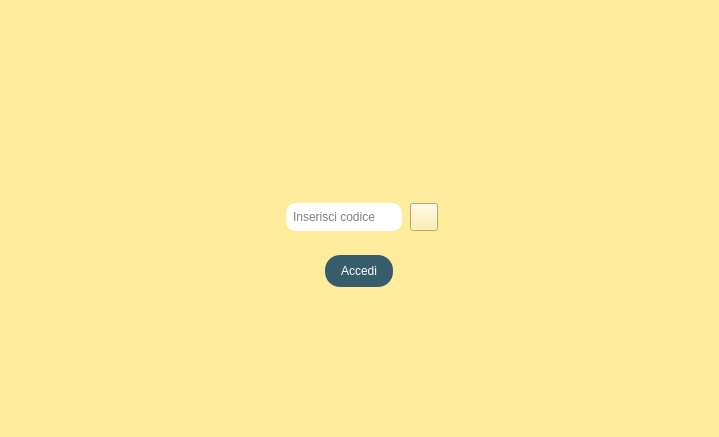
Old version of the form Login/View/LoginFinal.ui in the repository StracciaMatteo/GestioneCinema.
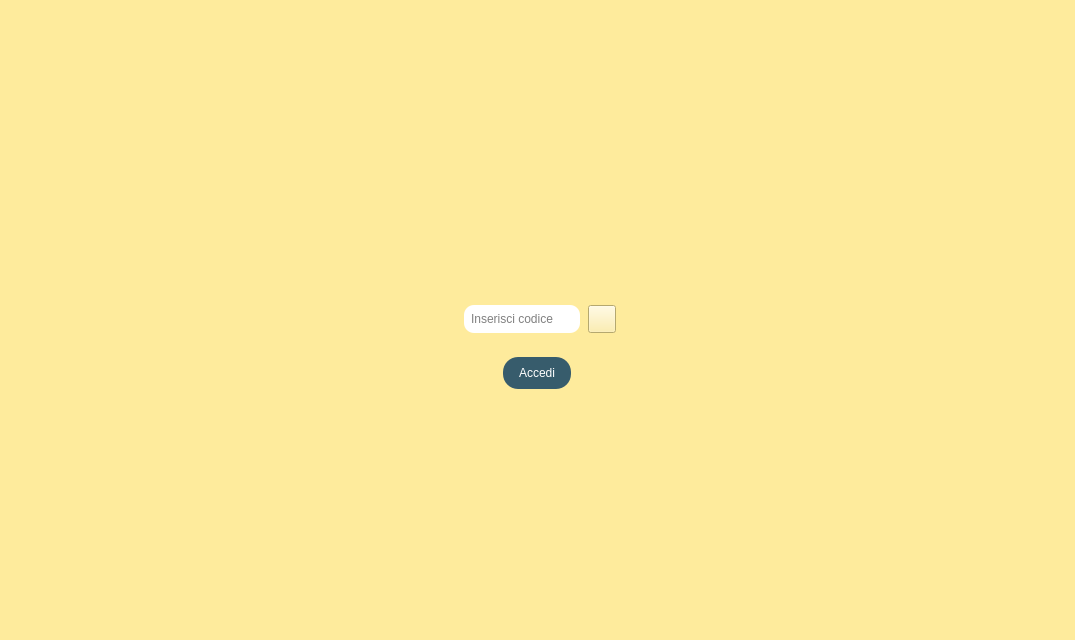
New version of the form. Icons and pictures are not drawn.

Patch:
```diff
--- a/Login/View/LoginFinal.ui
+++ b/Login/View/LoginFinal.ui
@@ -6,10 +6,16 @@
    <rect>
     <x>0</x>
     <y>0</y>
-    <width>719</width>
-    <height>437</height>
+    <width>1075</width>
+    <height>640</height>
    </rect>
   </property>
+  <property name="minimumSize">
+   <size>
+    <width>1075</width>
+    <height>640</height>
+   </size>
+  </property>
   <property name="windowTitle">
    <string>Login</string>
   </property>
```
